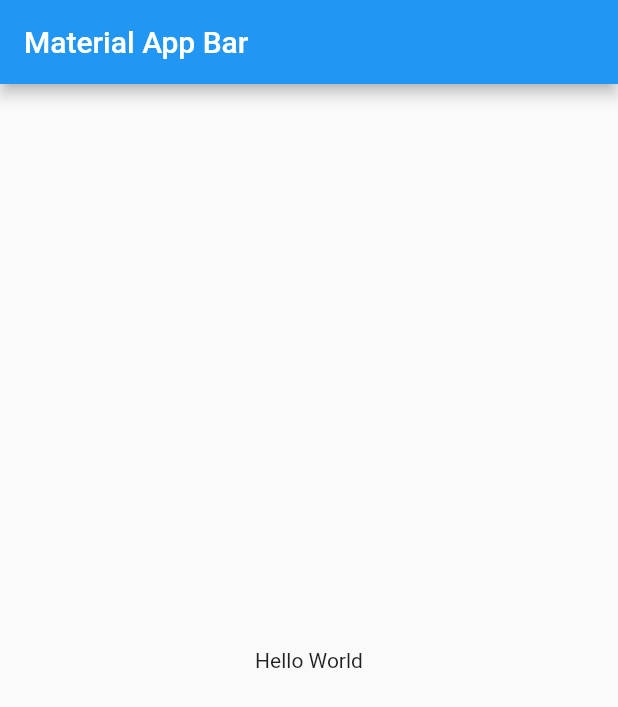
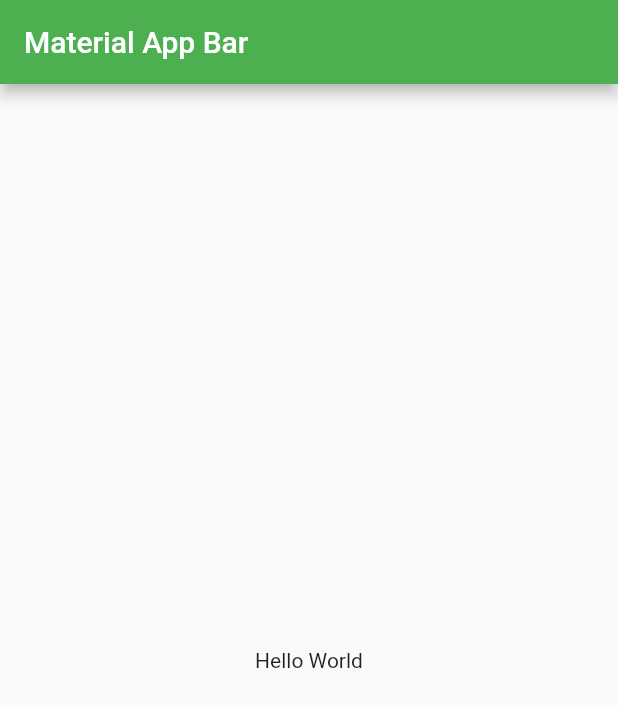
Before and after one commit to YRlp98/flutter_dynamic_theming_bloc, a Flutter app: the screen it shows after launch, on a phone screen of 412 x 824 dp. Shown: the top 707 px of the screen. Run offline on Flutter 3.47's test engine with Material 2 defaults, Android fonts, the phone set to English and light mode, and no system bars; our stand-ins replace bloc, equatable, flutter_bloc.

Commit message:
use BLoC to change theme

```diff
--- a/lib/main.dart
+++ b/lib/main.dart
@@ -1,12 +1,22 @@
 import 'package:flutter/material.dart';
+import 'package:flutter_bloc/flutter_bloc.dart';
+import 'package:flutter_dynamic_theming_bloc/ui/global/theme/bloc/theme_bloc.dart';
 
 void main() => runApp(MyApp());
 
 class MyApp extends StatelessWidget {
   @override
   Widget build(BuildContext context) {
-    return MaterialApp(
+    return new BlocProvider(
+      builder: (context) => ThemeBloc(),
+      child: new BlocBuilder<ThemeBloc, ThemeState>(builder: _buildWithTheme),
+    );
+  }
+
+  Widget _buildWithTheme(BuildContext context, ThemeState state) {
+    return new MaterialApp(
       title: 'Material App',
+      theme: state.themeData,
       home: Scaffold(
         appBar: AppBar(
           title: Text('Material App Bar'),
--- /dev/null
+++ b/lib/ui/global/theme/bloc/theme_bloc.dart
@@ -0,0 +1,25 @@
+import 'dart:async';
+
+import 'package:bloc/bloc.dart';
+import 'package:equatable/equatable.dart';
+import 'package:flutter/foundation.dart';
+import 'package:flutter/material.dart';
+import 'package:flutter_dynamic_theming_bloc/ui/global/theme/app_themes.dart';
+
+part 'theme_event.dart';
+part 'theme_state.dart';
+
+class ThemeBloc extends Bloc<ThemeEvent, ThemeState> {
+  @override
+  ThemeState get initialState =>
+      ThemeState(themeData: appThemeData[AppTheme.GreenLight]);
+
+  @override
+  Stream<ThemeState> mapEventToState(
+    ThemeEvent event,
+  ) async* {
+    if (event is ThemeChanged) {
+      yield ThemeState(themeData: appThemeData[event.theme]);
+    }
+  }
+}
--- /dev/null
+++ b/lib/ui/global/theme/bloc/theme_event.dart
@@ -0,0 +1,13 @@
+part of 'theme_bloc.dart';
+
+abstract class ThemeEvent extends Equatable {
+  ThemeEvent([List props = const <dynamic>[]]) : super(props);
+}
+
+class ThemeChanged extends ThemeEvent {
+  final AppTheme theme;
+
+  ThemeChanged({
+    @required this.theme,
+  }) : super([Theme]);
+}
--- /dev/null
+++ b/lib/ui/global/theme/bloc/theme_state.dart
@@ -0,0 +1,7 @@
+part of 'theme_bloc.dart';
+
+class ThemeState extends Equatable {
+  final ThemeData themeData;
+
+  ThemeState({@required this.themeData}) : super([themeData]);
+}
```
